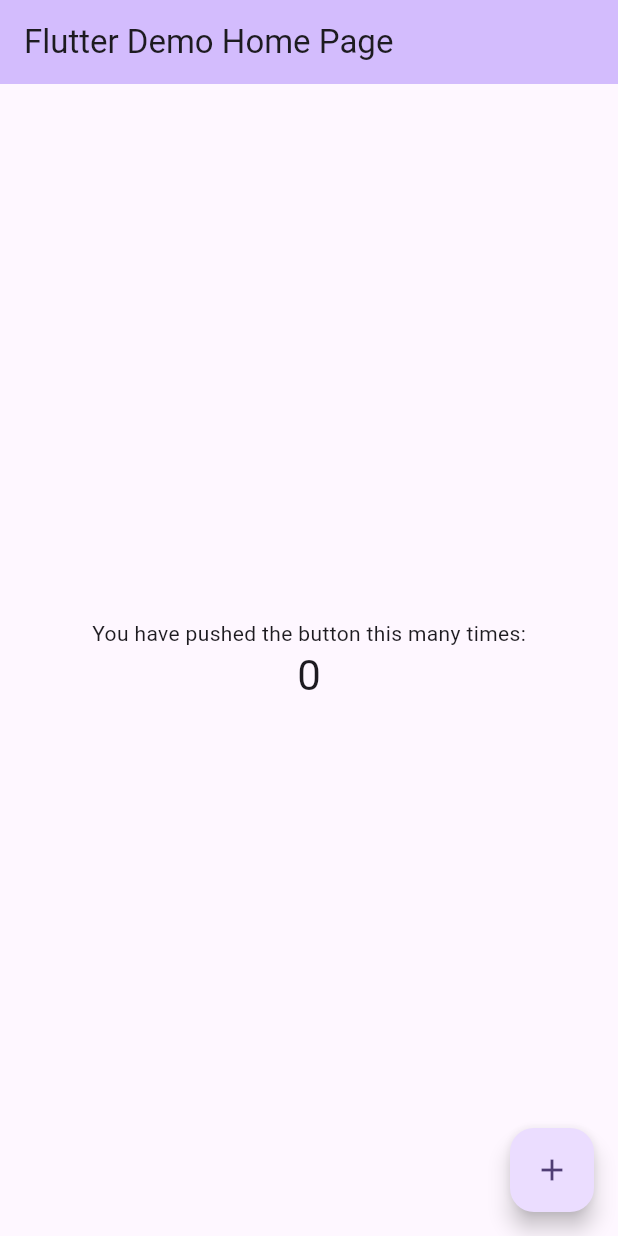
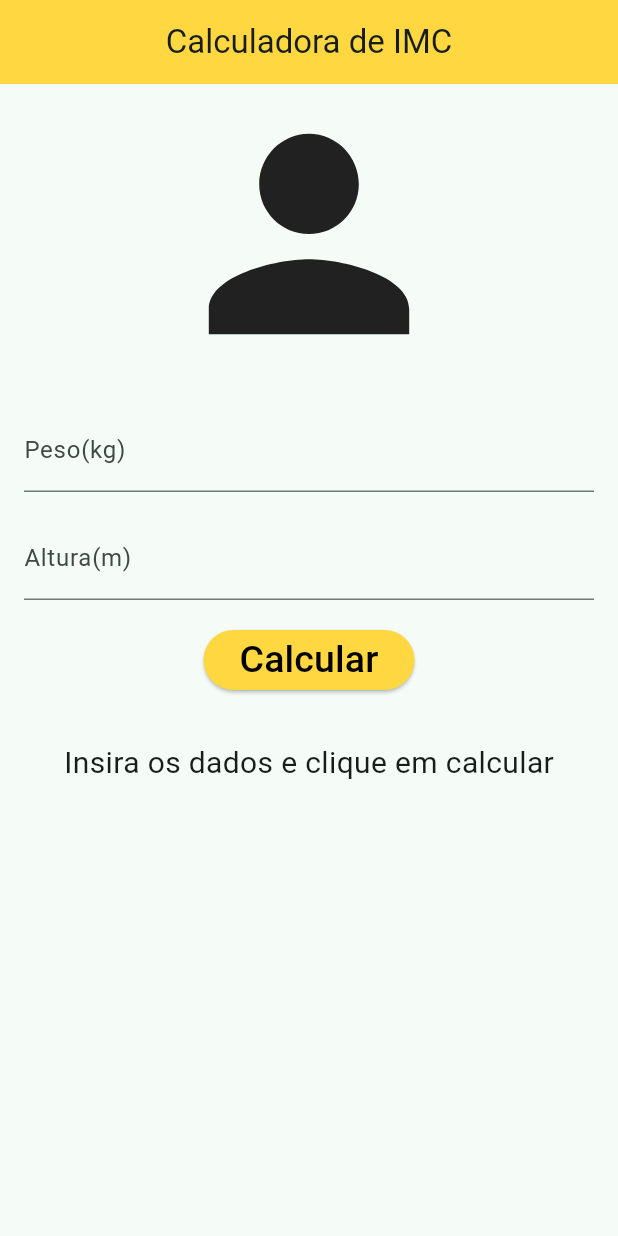
Before and after one commit to eduardonicioli/calc_imc, a Flutter app: the screen it shows after launch, on a phone screen of 412 x 824 dp. Run offline on Flutter 3.47's test engine with Material 3 defaults, Android fonts, the light colour scheme and no system bars.

Commit message:
full update
copy files Douglas

```diff
--- a/lib/main.dart
+++ b/lib/main.dart
@@ -1,125 +1,6 @@
 import 'package:flutter/material.dart';
+import 'package:calc_imc/my_app.dart';
 
 void main() {
   runApp(const MyApp());
 }
-
-class MyApp extends StatelessWidget {
-  const MyApp({super.key});
-
-  // This widget is the root of your application.
-  @override
-  Widget build(BuildContext context) {
-    return MaterialApp(
-      title: 'Flutter Demo',
-      theme: ThemeData(
-        // This is the theme of your application.
-        //
-        // TRY THIS: Try running your application with "flutter run". You'll see
-        // the application has a purple toolbar. Then, without quitting the app,
-        // try changing the seedColor in the colorScheme below to Colors.green
-        // and then invoke "hot reload" (save your changes or press the "hot
-        // reload" button in a Flutter-supported IDE, or press "r" if you used
-        // the command line to start the app).
-        //
-        // Notice that the counter didn't reset back to zero; the application
-        // state is not lost during the reload. To reset the state, use hot
-        // restart instead.
-        //
-        // This works for code too, not just values: Most code changes can be
-        // tested with just a hot reload.
-        colorScheme: ColorScheme.fromSeed(seedColor: Colors.deepPurple),
-        useMaterial3: true,
-      ),
-      home: const MyHomePage(title: 'Flutter Demo Home Page'),
-    );
-  }
-}
-
-class MyHomePage extends StatefulWidget {
-  const MyHomePage({super.key, required this.title});
-
-  // This widget is the home page of your application. It is stateful, meaning
-  // that it has a State object (defined below) that contains fields that affect
-  // how it looks.
-
-  // This class is the configuration for the state. It holds the values (in this
-  // case the title) provided by the parent (in this case the App widget) and
-  // used by the build method of the State. Fields in a Widget subclass are
-  // always marked "final".
-
-  final String title;
-
-  @override
-  State<MyHomePage> createState() => _MyHomePageState();
-}
-
-class _MyHomePageState extends State<MyHomePage> {
-  int _counter = 0;
-
-  void _incrementCounter() {
-    setState(() {
-      // This call to setState tells the Flutter framework that something has
-      // changed in this State, which causes it to rerun the build method below
-      // so that the display can reflect the updated values. If we changed
-      // _counter without calling setState(), then the build method would not be
-      // called again, and so nothing would appear to happen.
-      _counter++;
-    });
-  }
-
-  @override
-  Widget build(BuildContext context) {
-    // This method is rerun every time setState is called, for instance as done
-    // by the _incrementCounter method above.
-    //
-    // The Flutter framework has been optimized to make rerunning build methods
-    // fast, so that you can just rebuild anything that needs updating rather
-    // than having to individually change instances of widgets.
-    return Scaffold(
-      appBar: AppBar(
-        // TRY THIS: Try changing the color here to a specific color (to
-        // Colors.amber, perhaps?) and trigger a hot reload to see the AppBar
-        // change color while the other colors stay the same.
-        backgroundColor: Theme.of(context).colorScheme.inversePrimary,
-        // Here we take the value from the MyHomePage object that was created by
-        // the App.build method, and use it to set our appbar title.
-        title: Text(widget.title),
-      ),
-      body: Center(
-        // Center is a layout widget. It takes a single child and positions it
-        // in the middle of the parent.
-        child: Column(
-          // Column is also a layout widget. It takes a list of children and
-          // arranges them vertically. By default, it sizes itself to fit its
-          // children horizontally, and tries to be as tall as its parent.
-          //
-          // Column has various properties to control how it sizes itself and
-          // how it positions its children. Here we use mainAxisAlignment to
-          // center the children vertically; the main axis here is the vertical
-          // axis because Columns are vertical (the cross axis would be
-          // horizontal).
-          //
-          // TRY THIS: Invoke "debug painting" (choose the "Toggle Debug Paint"
-          // action in the IDE, or press "p" in the console), to see the
-          // wireframe for each widget.
-          mainAxisAlignment: MainAxisAlignment.center,
-          children: <Widget>[
-            const Text(
-              'You have pushed the button this many times:',
-            ),
-            Text(
-              '$_counter',
-              style: Theme.of(context).textTheme.headlineMedium,
-            ),
-          ],
-        ),
-      ),
-      floatingActionButton: FloatingActionButton(
-        onPressed: _incrementCounter,
-        tooltip: 'Increment',
-        child: const Icon(Icons.add),
-      ), // This trailing comma makes auto-formatting nicer for build methods.
-    );
-  }
-}
--- /dev/null
+++ b/lib/my_app.dart
@@ -0,0 +1,19 @@
+import 'package:flutter/material.dart';
+import 'package:calc_imc/pages/home_page.dart';
+
+class MyApp extends StatelessWidget {
+  const MyApp({super.key});
+
+  @override
+  Widget build(BuildContext context) {
+    return MaterialApp(
+      title: 'IMC 2024-2',
+      debugShowCheckedModeBanner: false,
+      theme: ThemeData(
+        colorScheme: ColorScheme.fromSeed(seedColor: Colors.tealAccent),
+        useMaterial3: true,
+      ),
+      home: HomePage(),
+    );
+  }
+}
--- /dev/null
+++ b/lib/pages/home_page.dart
@@ -0,0 +1,90 @@
+import 'package:flutter/material.dart';
+
+class HomePage extends StatefulWidget {
+  const HomePage({super.key});
+
+  @override
+  State<HomePage> createState() => _HomePageState();
+}
+
+class _HomePageState extends State<HomePage> {
+  TextEditingController controllerPeso = TextEditingController();
+  TextEditingController controllerAltura = TextEditingController();
+  String _informacoes = "Insira os dados e clique em calcular";
+
+  @override
+  Widget build(BuildContext context) {
+    return Scaffold(
+      appBar: AppBar(
+        title: const Text("Calculadora de IMC"),
+        centerTitle: true,
+        backgroundColor: Colors.amberAccent,
+      ),
+      body: SingleChildScrollView(
+        child: Column(
+          children: [
+            const Icon(
+              Icons.person,
+              size: 200,
+            ),
+            Padding(
+              padding: const EdgeInsets.fromLTRB(16, 16, 16, 0),
+              child: TextField(
+                controller: controllerPeso,
+                decoration: const InputDecoration(label: Text("Peso(kg)")),
+              ),
+            ),
+            Padding(
+              padding: const EdgeInsets.fromLTRB(16, 16, 16, 0),
+              child: TextField(
+                controller: controllerAltura,
+                decoration: const InputDecoration(label: Text("Altura(m)")),
+              ),
+            ),
+            const SizedBox(
+              height: 16,
+            ),
+            ElevatedButton(
+                onPressed: calcularIMC,
+                style: ElevatedButton.styleFrom(
+                  backgroundColor: Colors.amberAccent,
+                ),
+                child: const Text(
+                  "Calcular",
+                  style: TextStyle(fontSize: 25,
+                      color: Colors.black),
+                )),
+            Container(
+              height: 30,
+            ),
+            Text(
+              _informacoes,
+              style: TextStyle(fontSize: 20),
+            ),
+          ],
+        ),
+      ),
+    );
+  }
+
+  void calcularIMC() {
+    double peso = double.parse(controllerPeso.text);
+    double altura = double.parse(controllerAltura.text);
+    double imc = peso / (altura * altura);
+    setState(() {
+      if (imc < 18.6) {
+        _informacoes = "Abaixo do peso";
+      } else if (imc < 25) {
+        _informacoes = "Peso ideal";
+      } else if (imc < 30) {
+        _informacoes = "Acima do peso";
+      } else if (imc < 35) {
+        _informacoes = "Obesidade grau I";
+      } else if (imc < 40) {
+        _informacoes = "Obesidade grau II";
+      } else {
+        _informacoes = "Obesidade grau III";
+      }
+    });
+  }
+}
```
Also changed, not shown: lib/myapp.dart (deleted).
